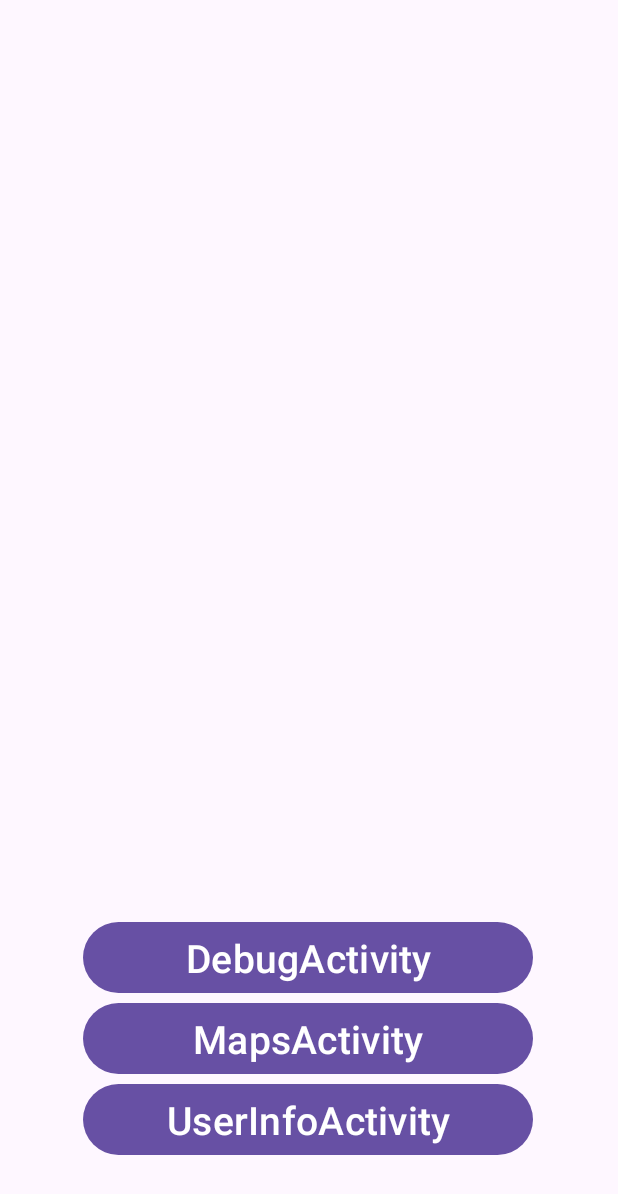
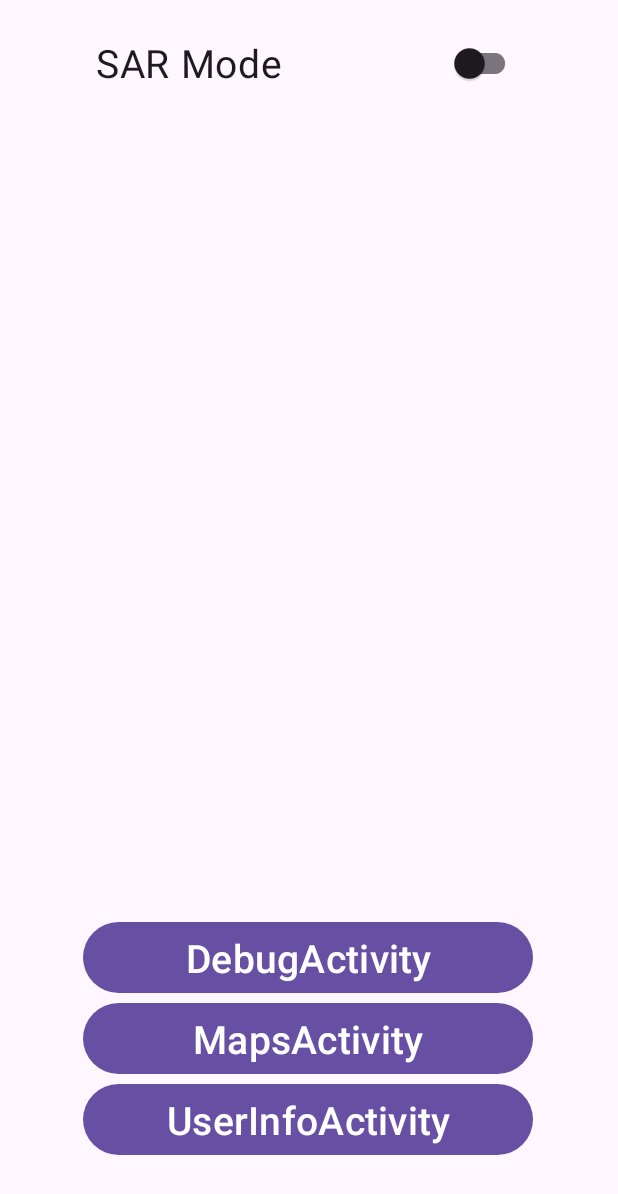
Before and after one commit to Etto48/RescueLink, an Android app: the screen it shows after launch (MainActivity), on a phone screen of 412 x 824 dp. Shown: the top 1194 px of the screen. Run offline under Robolectric (Android 15) with nearby library versions, the phone set to English and light mode, and no system bars; 2 statements that could not run were skipped.

Commit message:
Added switch to advertise as a SAR device
Signed-off-by: Ettore Ricci <minecraft.etto@gmail.com>

```diff
--- a/app/src/main/java/it/unipi/rescuelink/MainActivity.kt
+++ b/app/src/main/java/it/unipi/rescuelink/MainActivity.kt
@@ -13,6 +13,7 @@ import android.widget.Toast
 import androidx.activity.enableEdgeToEdge
 import androidx.activity.result.contract.ActivityResultContracts
 import androidx.appcompat.app.AppCompatActivity
+import androidx.appcompat.widget.SwitchCompat
 import androidx.core.app.ActivityCompat
 import androidx.core.content.ContextCompat
 import androidx.core.view.ViewCompat
@@ -58,7 +59,12 @@ class MainActivity : AppCompatActivity() {
 
         val buttonUserInfoActivity = findViewById<Button>(R.id.button_infoactivity)
         buttonUserInfoActivity.setOnClickListener {changeToUserInfoView()}
-        var userInfoManager = UserInfoManager(this)
+
+        val switchSARMode = findViewById<SwitchCompat>(R.id.switch_sar_mode)
+        switchSARMode.setOnCheckedChangeListener { _, isChecked ->
+            RescueLink.info.thisDeviceInfo.isSAR = isChecked
+        }
+        val userInfoManager = UserInfoManager(this)
         RescueLink.info.thisDeviceInfo.personalInfo = userInfoManager.loadPersonalInfo()
 
         val buttonDebugActivity = findViewById<Button>(R.id.button_debugactivity)
--- a/app/src/main/res/layout/activity_main.xml
+++ b/app/src/main/res/layout/activity_main.xml
@@ -43,4 +43,16 @@
         app:layout_constraintHorizontal_bias="0.495"
         app:layout_constraintStart_toStartOf="parent" />
 
+    <androidx.appcompat.widget.SwitchCompat
+        android:id="@+id/switch_sar_mode"
+        android:layout_width="283dp"
+        android:layout_height="52dp"
+        android:layout_marginTop="16dp"
+        android:text="@string/sar_mode"
+        android:textSize="26sp"
+        app:layout_constraintEnd_toEndOf="parent"
+        app:layout_constraintHorizontal_bias="0.496"
+        app:layout_constraintStart_toStartOf="parent"
+        app:layout_constraintTop_toTopOf="parent" />
+
 </androidx.constraintlayout.widget.ConstraintLayout>
--- a/app/src/main/res/values/strings.xml
+++ b/app/src/main/res/values/strings.xml
@@ -1,5 +1,6 @@
 <resources>
     <string name="app_name">RescueLink</string>
+    <string name="sar_mode">SAR Mode</string>
     <string name="title_activity_maps">MapsActivity</string>
     <string name="title_activity_debug">DebugActivity</string>
     <string name="tag_age">Age: </string>
```
